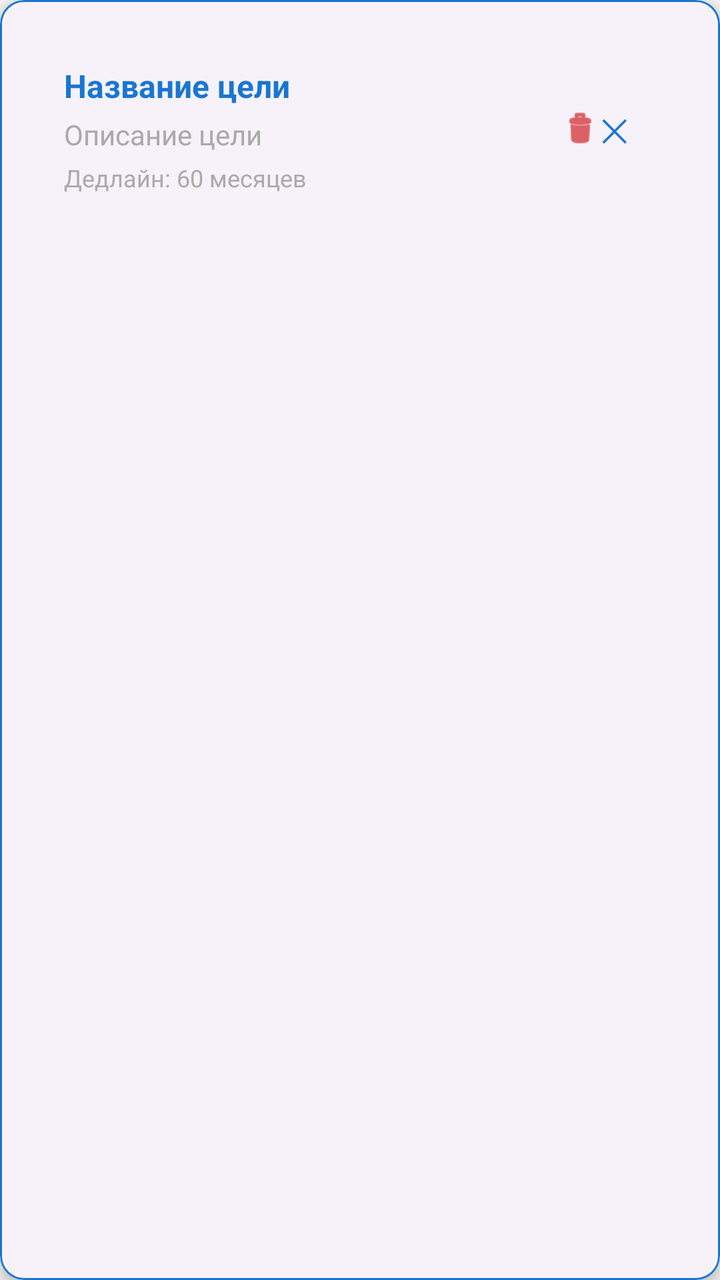
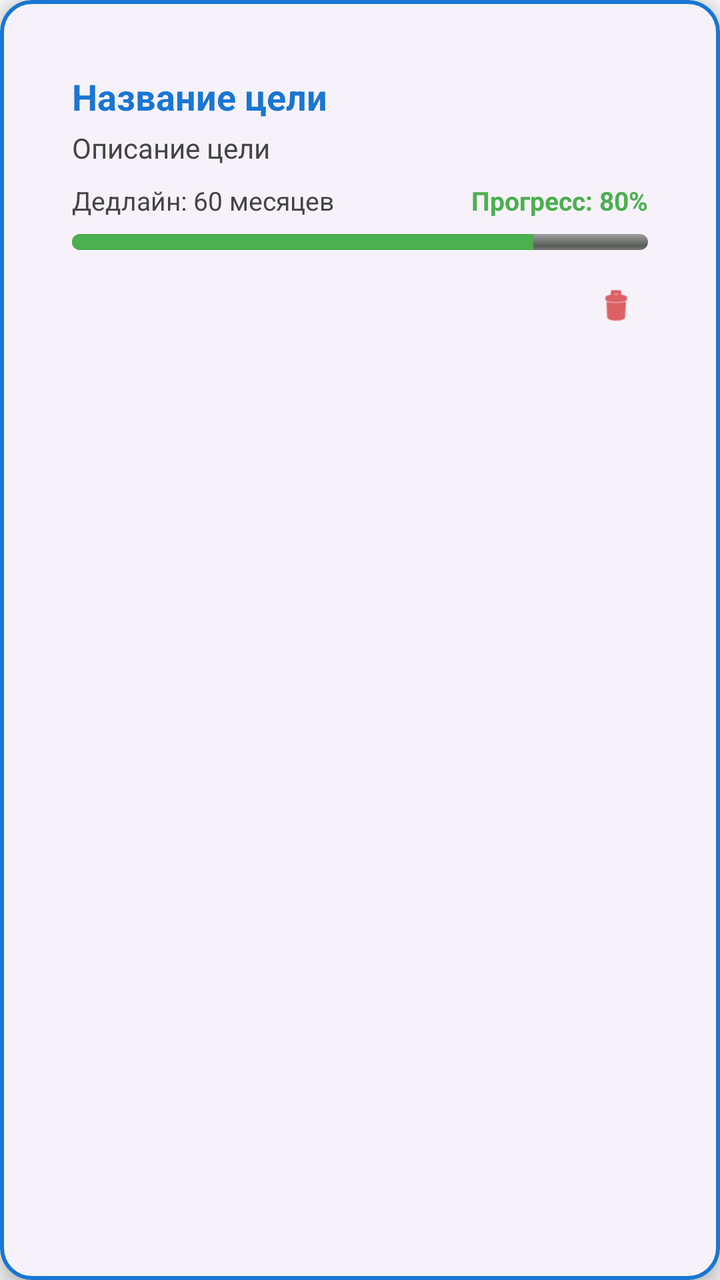

Screens rendered from an Android XML layout before and after an edit, with the pre-edit source and the edit as a unified diff.
<!-- AndroidManifest.xml: application theme Theme.FinancialSuccess -->
<!-- res/layout/item_financial_goal.xml -->
<?xml version="1.0" encoding="utf-8"?>
<com.google.android.material.card.MaterialCardView
    xmlns:android="http://schemas.android.com/apk/res/android"
    xmlns:app="http://schemas.android.com/apk/res-auto"
    android:layout_width="match_parent"
    android:layout_height="wrap_content"
    android:layout_marginHorizontal="8dp"
    android:layout_marginVertical="4dp"
    app:cardCornerRadius="12dp"
    app:cardElevation="4dp"
    app:strokeWidth="1dp"
    app:strokeColor="@color/primary_color">

    <LinearLayout
        android:layout_width="match_parent"
        android:layout_height="wrap_content"
        android:orientation="horizontal"
        android:padding="16dp"
        android:gravity="center_vertical">

        <LinearLayout
            android:layout_width="0dp"
            android:layout_height="wrap_content"
            android:layout_weight="1"
            android:orientation="vertical">

            <TextView
                android:id="@+id/tvGoalName"
                android:layout_width="wrap_content"
                android:layout_height="wrap_content"
                android:text="Название цели"
                android:textSize="16sp"
                android:textStyle="bold"
                android:textColor="@color/primary_color"
                android:layout_marginBottom="4dp" />

            <TextView
                android:id="@+id/tvGoalDescription"
                android:layout_width="wrap_content"
                android:layout_height="wrap_content"
                android:text="Описание цели"
                android:textSize="14sp"
                android:textColor="@android:color/darker_gray"
                android:layout_marginBottom="4dp" />

            <TextView
                android:id="@+id/tvGoalDeadline"
                android:layout_width="wrap_content"
                android:layout_height="wrap_content"
                android:text="Дедлайн: 60 месяцев"
                android:textSize="12sp"
                android:textColor="@android:color/darker_gray" />

        </LinearLayout>

        <com.google.android.material.button.MaterialButton
            android:id="@+id/btnRemoveGoal"
            android:layout_width="wrap_content"
            android:layout_height="wrap_content"
            android:text="✕"
            android:textSize="16sp"
            android:minWidth="40dp"
            android:minHeight="40dp"
            style="@style/Widget.Material3.Button.IconButton"
            app:icon="@android:drawable/ic_menu_delete"
            app:iconTint="@android:color/holo_red_dark" />

    </LinearLayout>

</com.google.android.material.card.MaterialCardView>
<!-- resources referenced by this layout -->
<resources>
  <color name="primary_color">#1976D2</color>
  <style name="Theme.FinancialSuccess" parent="Theme.Material3.DayNight">
          
          <item name="colorPrimary">@color/primary_color</item>
          <item name="colorPrimaryVariant">@color/primary_variant</item>
          <item name="colorOnPrimary">@color/white</item>
          
          
          <item name="colorSecondary">@color/secondary_color</item>
          <item name="colorSecondaryVariant">@color/secondary_variant</item>
          <item name="colorOnSecondary">@color/black</item>
          
          
          <item name="android:colorBackground">@color/background_color</item>
          <item name="colorSurface">@color/surface_color</item>
          <item name="colorOnBackground">@color/text_primary</item>
          <item name="colorOnSurface">@color/text_primary</item>
          
          
          <item name="android:statusBarColor">?attr/colorPrimaryVariant</item>
          
          
          <item name="windowActionBar">false</item>
          <item name="windowNoTitle">true</item>
          
          
          <item name="materialCardViewStyle">@style/Widget.App.CardView</item>
          
          
          <item name="materialButtonStyle">@style/Widget.App.Button</item>
      </style>
  <color name="primary_variant">#0D47A1</color>
  <color name="white">#FFFFFF</color>
  <color name="secondary_color">#FFC107</color>
  <color name="secondary_variant">#FF8F00</color>
  <color name="black">#000000</color>
  <color name="background_color">#F5F5F5</color>
  <color name="surface_color">#FFFFFF</color>
  <color name="text_primary">#212121</color>
  <style name="Widget.App.CardView" parent="Widget.Material3.CardView.Elevated">
          <item name="cardCornerRadius">12dp</item>
          <item name="cardElevation">4dp</item>
          <item name="contentPadding">16dp</item>
      </style>
  <style name="Widget.App.Button" parent="Widget.Material3.Button">
          <item name="cornerRadius">8dp</item>
          <item name="android:textAllCaps">false</item>
      </style>
</resources>

<!-- the commit's change to res/layout/item_financial_goal.xml (unified diff, before → after) -->
@@ -4,67 +4,86 @@
     xmlns:app="http://schemas.android.com/apk/res-auto"
     android:layout_width="match_parent"
     android:layout_height="wrap_content"
-    android:layout_marginHorizontal="8dp"
-    android:layout_marginVertical="4dp"
-    app:cardCornerRadius="12dp"
-    app:cardElevation="4dp"
-    app:strokeWidth="1dp"
+    android:layout_marginHorizontal="12dp"
+    android:layout_marginVertical="8dp"
+    app:cardCornerRadius="16dp"
+    app:cardElevation="6dp"
+    app:strokeWidth="2dp"
     app:strokeColor="@color/primary_color">
 
     <LinearLayout
         android:layout_width="match_parent"
         android:layout_height="wrap_content"
-        android:orientation="horizontal"
-        android:padding="16dp"
-        android:gravity="center_vertical">
+        android:orientation="vertical"
+        android:padding="20dp">
+
+        <TextView
+            android:id="@+id/tvGoalName"
+            android:layout_width="wrap_content"
+            android:layout_height="wrap_content"
+            android:text="Название цели"
+            android:textSize="18sp"
+            android:textStyle="bold"
+            android:textColor="@color/primary_color"
+            android:layout_marginBottom="4dp" />
+
+        <TextView
+            android:id="@+id/tvGoalDescription"
+            android:layout_width="wrap_content"
+            android:layout_height="wrap_content"
+            android:text="Описание цели"
+            android:textSize="14sp"
+            android:textColor="@color/text_secondary"
+            android:layout_marginBottom="8dp" />
 
         <LinearLayout
-            android:layout_width="0dp"
+            android:layout_width="match_parent"
             android:layout_height="wrap_content"
-            android:layout_weight="1"
-            android:orientation="vertical">
-
+            android:orientation="horizontal"
+            android:layout_marginBottom="8dp">
             <TextView
-                android:id="@+id/tvGoalName"
+                android:id="@+id/tvGoalDeadline"
+                android:layout_width="0dp"
+                android:layout_height="wrap_content"
+                android:layout_weight="1"
+                android:text="Дедлайн: 60 месяцев"
+                android:textSize="13sp"
+                android:textColor="@color/text_secondary" />
+            <TextView
+                android:id="@+id/tvGoalProgress"
                 android:layout_width="wrap_content"
                 android:layout_height="wrap_content"
-                android:text="Название цели"
-                android:textSize="16sp"
-                android:textStyle="bold"
-                android:textColor="@color/primary_color"
-                android:layout_marginBottom="4dp" />
-
-            <TextView
-                android:id="@+id/tvGoalDescription"
-                android:layout_width="wrap_content"
-                android:layout_height="wrap_content"
-                android:text="Описание цели"
-                android:textSize="14sp"
-                android:textColor="@android:color/darker_gray"
-                android:layout_marginBottom="4dp" />
-
-            <TextView
-                android:id="@+id/tvGoalDeadline"
-                android:layout_width="wrap_content"
-                android:layout_height="wrap_content"
-                android:text="Дедлайн: 60 месяцев"
-                android:textSize="12sp"
-                android:textColor="@android:color/darker_gray" />
-
+                android:text="Прогресс: 80%"
+                android:textSize="13sp"
+                android:textColor="@color/success_color"
+                android:textStyle="bold" />
         </LinearLayout>
 
-        <com.google.android.material.button.MaterialButton
-            android:id="@+id/btnRemoveGoal"
-            android:layout_width="wrap_content"
+        <ProgressBar
+            android:id="@+id/progressGoal"
+            style="@android:style/Widget.ProgressBar.Horizontal"
+            android:layout_width="match_parent"
+            android:layout_height="8dp"
+            android:progress="80"
+            android:max="100"
+            android:progressTint="@color/success_color"
+            android:backgroundTint="@color/primary_color_light"
+            android:layout_marginBottom="8dp" />
+
+        <LinearLayout
+            android:layout_width="match_parent"
             android:layout_height="wrap_content"
-            android:text="✕"
-            android:textSize="16sp"
-            android:minWidth="40dp"
-            android:minHeight="40dp"
-            style="@style/Widget.Material3.Button.IconButton"
-            app:icon="@android:drawable/ic_menu_delete"
-            app:iconTint="@android:color/holo_red_dark" />
-
+            android:orientation="horizontal"
+            android:gravity="end">
+            <com.google.android.material.button.MaterialButton
+                android:id="@+id/btnRemoveGoal"
+                android:layout_width="40dp"
+                android:layout_height="40dp"
+                android:text="✕"
+                android:textSize="16sp"
+                style="@style/Widget.Material3.Button.IconButton"
+                app:icon="@android:drawable/ic_menu_delete"
+                app:iconTint="@android:color/holo_red_dark" />
+        </LinearLayout>
     </LinearLayout>
-
 </com.google.android.material.card.MaterialCardView>
<!-- resource entries referenced after the edit -->
@@ -1,6 +1,9 @@
 <!-- resources referenced by this layout -->
 <resources>
   <color name="primary_color">#1976D2</color>
+  <color name="primary_color_light">#E3F2FD</color>
+  <color name="success_color">#4CAF50</color>
+  <color name="text_secondary">#444444</color>
   <style name="Theme.FinancialSuccess" parent="Theme.Material3.DayNight">
           
           <item name="colorPrimary">@color/primary_color</item>
